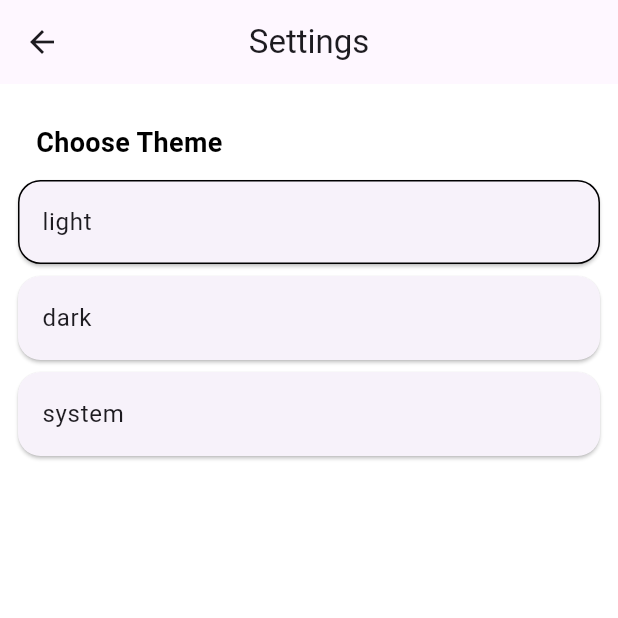
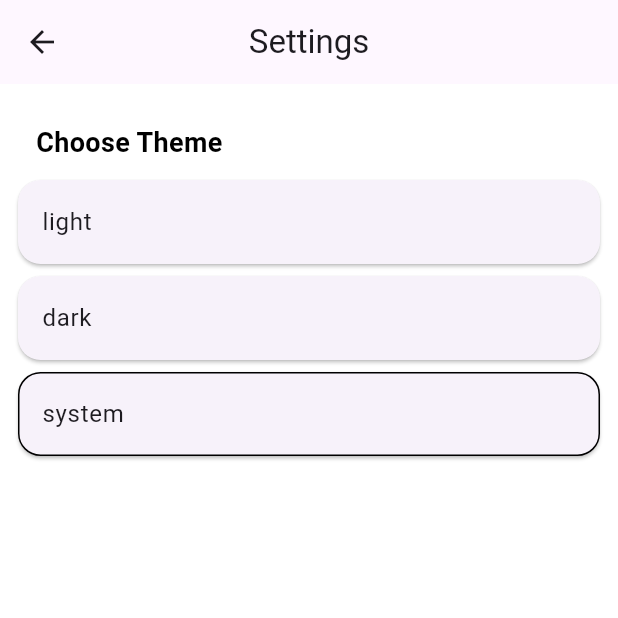
Before and after one commit to MalinthaSamarasinghe/flutter_theme_changer, a Flutter app: the SettingsScreen screen opened directly, on a phone screen of 412 x 824 dp, the top half of it. Run offline on Flutter 3.47's test engine with Material 3 defaults, Android fonts, the phone set to English and light mode, and no system bars; our stand-ins replace bloc_concurrency, equatable, flutter_bloc, get_it, hydrated_bloc, stream_transform; Roboto replaces fonts that are missing (Montserrat).

Commit message:
CHANGE | Initial ThemeMode

```diff
--- a/lib/core/blocs/theme/theme_bloc.dart
+++ b/lib/core/blocs/theme/theme_bloc.dart
@@ -23,7 +23,7 @@ class ThemeBloc extends HydratedBloc<ThemeEvent, ThemeState> with WidgetsBinding
     return super.close();
   }
 
-  ThemeBloc() : super(ThemeState(themeData: ThemeData.light(), appThemeMode: AppThemeMode.light)){
+  ThemeBloc() : super(ThemeState(themeData: ThemeData.light(), appThemeMode: AppThemeMode.system)){
     on<ThemeChanged>(_onThemeChanged, transformer: Transformer.throttleRestartable());
     WidgetsBinding.instance.addObserver(this);
   }
```
Also changed, not shown: lib/main.dart (+12 -3 lines).
